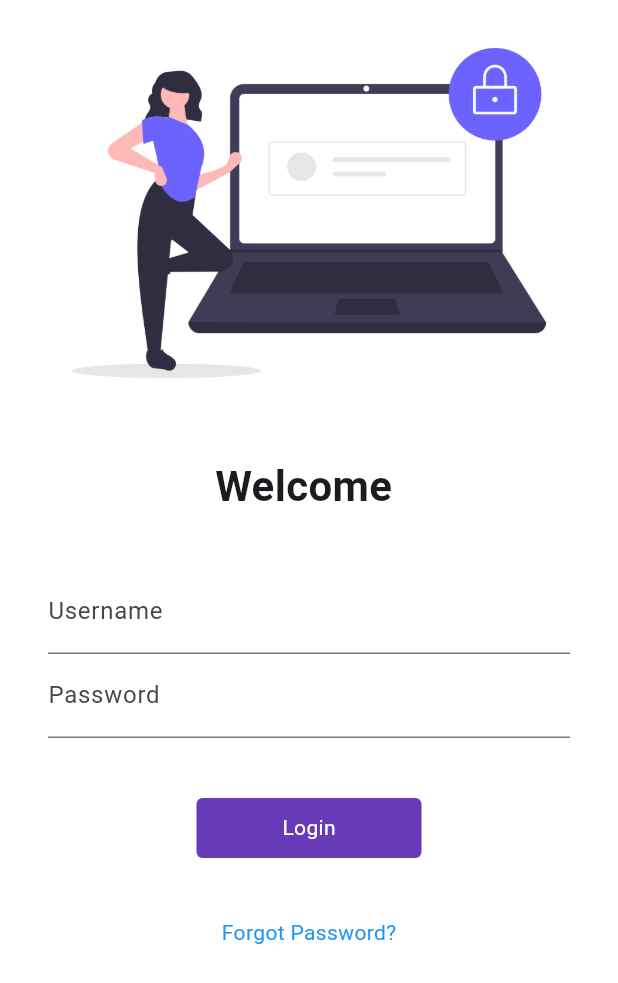
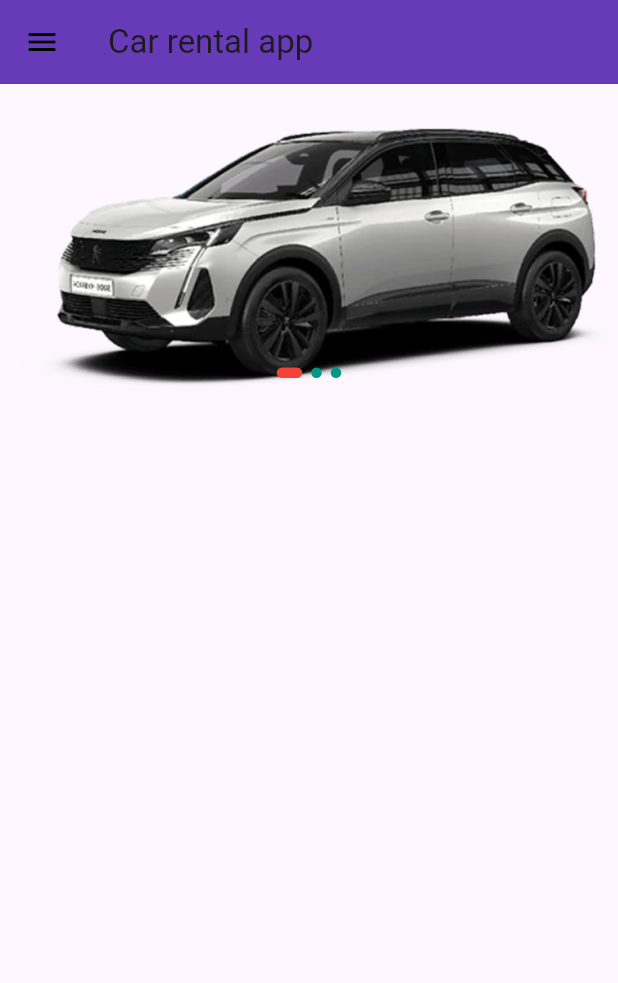
Before and after one commit to Sthasaurav/flutter, a Flutter app: the screen it shows after launch, on a phone screen of 412 x 824 dp. Shown: the top 983 px of the screen. Run offline on Flutter 3.47's test engine with Material 3 defaults, Android fonts, the phone set to English and light mode, and no system bars; drawn by our look-alikes of carousel_slider.

Commit message:
added carousel in homepage

```diff
--- a/lib/main.dart
+++ b/lib/main.dart
@@ -19,9 +19,9 @@ class MyApp extends StatelessWidget {
         darkTheme: MyTheme.darkTheme(context),
         theme: MyTheme.lightTheme(context),
         debugShowCheckedModeBanner: false,
-        initialRoute: MyRoutes.loginRoutes,
+        initialRoute: MyRoutes.homeRoutes,
         routes: {
-          "/": (context) => LoginPage(),
+          "/": (context) => HomePage(),
           MyRoutes.homeRoutes: (context) => HomePage(),
           MyRoutes.loginRoutes: (context) => LoginPage(),
         });
--- a/lib/pages/home_page.dart
+++ b/lib/pages/home_page.dart
@@ -1,4 +1,5 @@
 import 'package:flutter/material.dart';
+import 'package:flutter_application_1/utils/widgets/carousel.dart';
 // import 'package:flutter_application_1/utils/widgets/bottomNavigator.dart';
 import 'package:flutter_application_1/utils/widgets/drawer.dart';
 
@@ -14,12 +15,15 @@ class HomePage extends StatelessWidget {
         title: Text("Car rental app"),
         backgroundColor: Colors.deepPurple,
       ),
-      body: Center(
-        child: Container(
-          child: Text("Welcome to $Days days of $language and " + language1),
-        ),
-      ),
+      body: Center(child: SliderScreen()
+
+          // child: Container(
+          //   child: Text("Welcome to $Days days of $language and " + language1),
+          // ),
+          ),
+
       drawer: MyDrawer(),
+
       // bottomNavigationBar: MyBottomNavigator(
       //   items: [],
       // ),
--- /dev/null
+++ b/lib/utils/widgets/carousel.dart
@@ -0,0 +1,83 @@
+import 'package:carousel_slider/carousel_slider.dart';
+import 'package:flutter/material.dart';
+
+class SliderScreen extends StatefulWidget {
+  const SliderScreen({super.key});
+
+  @override
+  State<SliderScreen> createState() => _SliderScreenState();
+}
+
+class _SliderScreenState extends State<SliderScreen> {
+  List imageList = [
+    {"id": 1, "image_path": 'assets/images/v-1.png'},
+    {"id": 2, "image_path": 'assets/images/v-3.png'},
+    {"id": 3, "image_path": 'assets/images/v-4.png'}
+  ];
+  final CarouselController carouselController = CarouselController();
+  int currentIndex = 0;
+  @override
+  Widget build(BuildContext context) {
+    return Scaffold(
+      body: Column(children: [
+        Stack(
+          children: [
+            InkWell(
+              onTap: () {
+                print(currentIndex);
+              },
+              child: CarouselSlider(
+                items: imageList
+                    .map(
+                      (item) => Image.asset(
+                        item['image_path'],
+                        fit: BoxFit.cover,
+                        width: double.infinity,
+                      ),
+                    )
+                    .toList(),
+                carouselController: carouselController,
+                options: CarouselOptions(
+                  scrollPhysics: const BouncingScrollPhysics(),
+                  autoPlay: true,
+                  aspectRatio: 2,
+                  viewportFraction: 1,
+                  onPageChanged: (index, reason) {
+                    setState(() {
+                      currentIndex = index;
+                    });
+                  },
+                ),
+              ),
+            ),
+            Positioned(
+              bottom: 10,
+              left: 0,
+              right: 0,
+              child: Row(
+                mainAxisAlignment: MainAxisAlignment.center,
+                children: imageList.asMap().entries.map((entry) {
+                  return GestureDetector(
+                    onTap: () => carouselController.animateToPage(entry.key),
+                    child: Container(
+                      width: currentIndex == entry.key ? 17 : 7,
+                      height: 7.0,
+                      margin: const EdgeInsets.symmetric(
+                        horizontal: 3.0,
+                      ),
+                      decoration: BoxDecoration(
+                          borderRadius: BorderRadius.circular(10),
+                          color: currentIndex == entry.key
+                              ? Colors.red
+                              : Colors.teal),
+                    ),
+                  );
+                }).toList(),
+              ),
+            ),
+          ],
+        ),
+      ]),
+    );
+  }
+}
--- a/pubspec.yaml
+++ b/pubspec.yaml
@@ -30,6 +30,8 @@ environment:
 dependencies:
   flutter:
     sdk: flutter
+
+  carousel_slider: ^4.2.1
 
 
   # The following adds the Cupertino Icons font to your application.
```
Also changed, not shown: assets/images/v-1.png (added), assets/images/v-3.png (added), assets/images/v-4.png (added), pubspec.lock.
